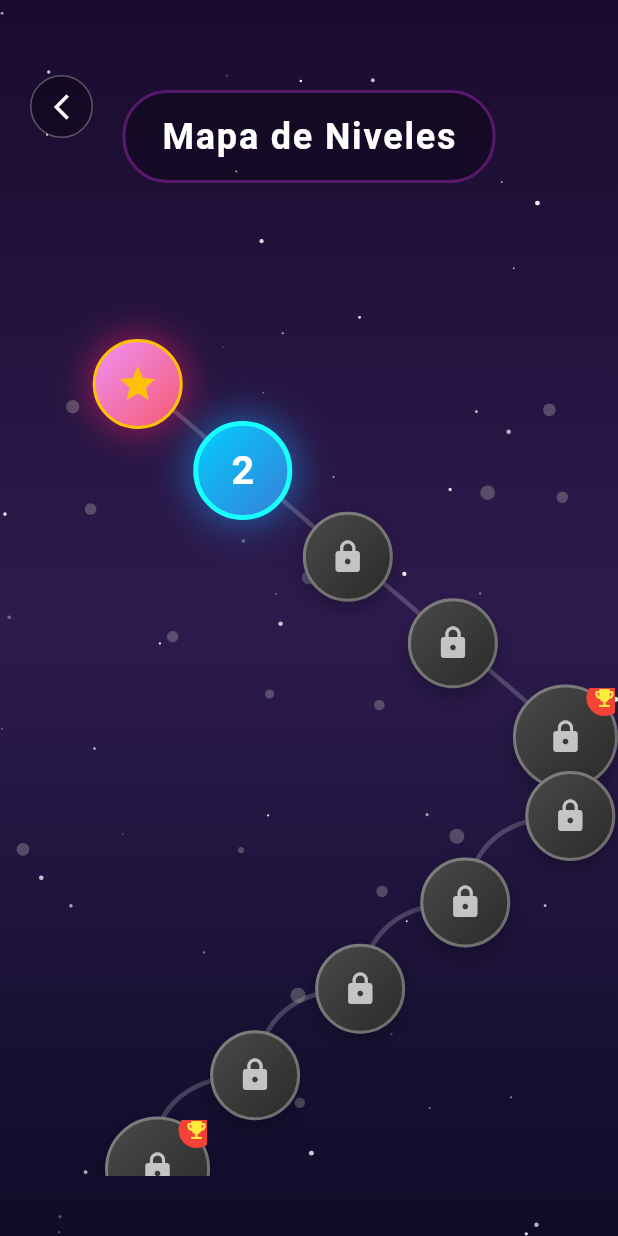
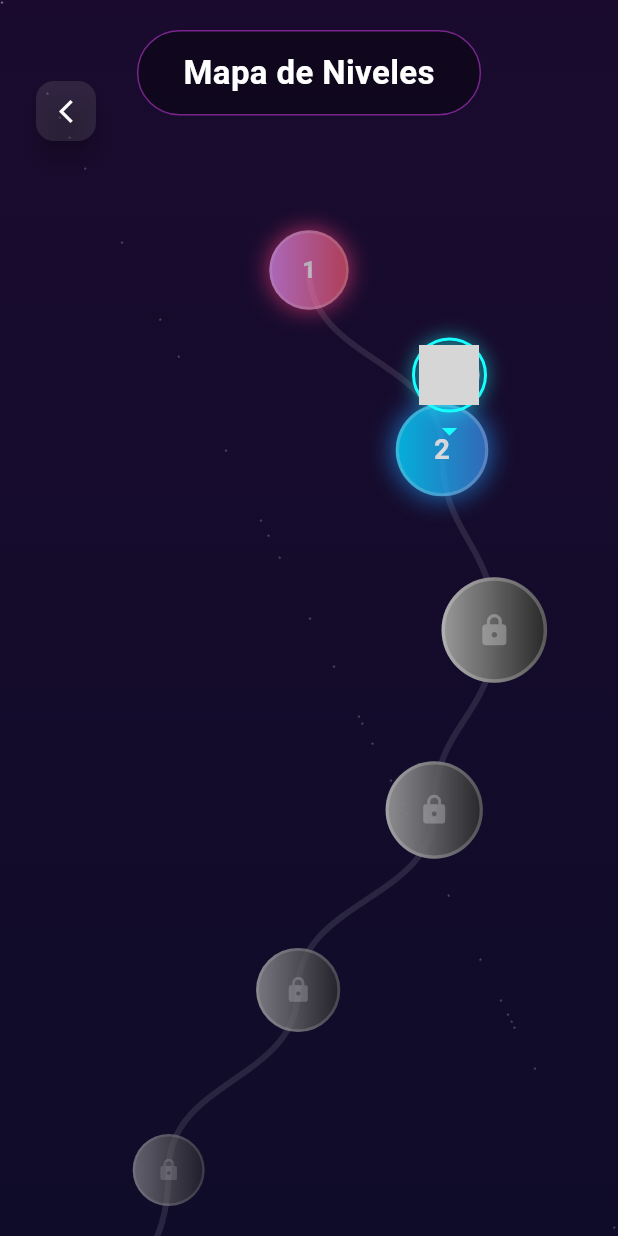
Before and after one commit to estebanMns/juego_movil, a Flutter app: the Levelmap screen opened directly, on a phone screen of 412 x 824 dp. Run offline on Flutter 3.47's test engine with Material 3 defaults, Android fonts, the phone set to English and light mode, and no system bars; our stand-ins replace get; grey boxes are pictures that could not be loaded.

Commit message:
diseño modificado de levelMap

```diff
--- a/juego_movil/lib/src/pages/LevelMap.dart
+++ b/juego_movil/lib/src/pages/LevelMap.dart
@@ -1,26 +1,24 @@
 import 'package:flutter/material.dart';
 import 'dart:math';
 
-// Modelo de datos para cada nivel
 class LevelData {
   final int id;
   final String name;
   final LevelStatus status;
-  final Offset position;
+  final double xFactor; // Posición horizontal (0.0 a 1.0)
   final bool isBossLevel;
 
   LevelData({
     required this.id,
     required this.name,
     required this.status,
-    required this.position,
+    required this.xFactor,
     this.isBossLevel = false,
   });
 }
 
 enum LevelStatus { locked, available, completed }
 
-// Widget principal del mapa de niveles
 class Levelmap extends StatefulWidget {
   const Levelmap({super.key});
 
@@ -30,50 +28,38 @@ class Levelmap extends StatefulWidget {
 
 class _LevelmapState extends State<Levelmap> with TickerProviderStateMixin {
   late List<LevelData> levels;
-  late AnimationController _animationController;
+  final ScrollController _scrollController = ScrollController();
+  double _scrollOffset = 0.0;
+  final double itemHeight = 120.0; // Espacio vertical entre niveles
 
   @override
   void initState() {
     super.initState();
-    _animationController = AnimationController(
-      vsync: this,
-      duration: const Duration(seconds: 2),
-    )..repeat();
-
     _initializeLevels();
+    _scrollController.addListener(() {
+      setState(() {
+        _scrollOffset = _scrollController.offset;
+      });
+    });
   }
 
   @override
   void dispose() {
-    _animationController.dispose();
+    _scrollController.dispose();
     super.dispose();
   }
 
   void _initializeLevels() {
     levels = List.generate(20, (index) {
       final levelNumber = index + 1;
-      // Crear patrón serpenteante (zig-zag)
-      final row = (index / 5).floor();
-      final col = index % 5;
+      // Lógica de zig-zag simplificada
+      double xPos = 0.5 + (0.3 * sin(index * 0.8));
 
-      // Calcular posición en patrón serpenteante
-      double xPos;
-      if (row.isEven) {
-        xPos = 0.15 + (col * 0.17); // Izquierda a derecha
-      } else {
-        xPos = 0.85 - (col * 0.17); // Derecha a izquierda
-      }
-
-      final yPos = 0.08 + (index * 0.048);
-
-      // Determinar estado del nivel
       LevelStatus status;
-      if (levelNumber == 1) {
+      if (levelNumber < 2) {
         status = LevelStatus.completed;
       } else if (levelNumber == 2) {
         status = LevelStatus.available;
-      } else if (levelNumber <= 5) {
-        status = LevelStatus.locked;
       } else {
         status = LevelStatus.locked;
       }
@@ -82,125 +68,73 @@ class _LevelmapState extends State<Levelmap> with TickerProviderStateMixin {
         id: levelNumber,
         name: 'Nivel $levelNumber',
         status: status,
-        position: Offset(xPos, yPos),
+        xFactor: xPos,
         isBossLevel: levelNumber % 5 == 0,
       );
     });
   }
 
-  void _onLevelTap(LevelData level) {
-    if (level.status != LevelStatus.locked) {
-      Navigator.pushNamed(
-        context,
-        '/level-detail',
-        arguments: {'levelId': level.id, 'levelName': level.name},
-      );
-    } else {
-      // Feedback visual para nivel bloqueado
-      ScaffoldMessenger.of(context).showSnackBar(
-        SnackBar(
-          content: Text('Completa el nivel anterior para desbloquear'),
-          backgroundColor: Colors.grey[800],
-          duration: const Duration(seconds: 2),
-        ),
-      );
-    }
-  }
-
   @override
   Widget build(BuildContext context) {
+    final size = MediaQuery.of(context).size;
+    final totalHeight = levels.length * itemHeight + 200;
+
     return Scaffold(
       body: Container(
         decoration: const BoxDecoration(
           gradient: LinearGradient(
             begin: Alignment.topCenter,
             end: Alignment.bottomCenter,
-            colors: [
-              Color(0xFF1a0b2e),
-              Color(0xFF2d1b4e),
-              Color(0xFF0f0c29),
-            ],
+            colors: [Color(0xFF1a0b2e), Color(0xFF0f0c29)],
           ),
         ),
         child: Stack(
           children: [
-            // Fondo de estrellas
-            _buildStarField(),
+            _buildStarField(size),
 
-            // Título
-            Positioned(
-              top: 60,
-              left: 0,
-              right: 0,
-              child: Center(
-                child: Container(
-                  padding: const EdgeInsets.symmetric(
-                    horizontal: 24,
-                    vertical: 12,
-                  ),
-                  decoration: BoxDecoration(
-                    color: Colors.black.withOpacity(0.3),
-                    borderRadius: BorderRadius.circular(30),
-                    border: Border.all(
-                      color: Colors.purple.withOpacity(0.5),
-                      width: 2,
+            // Título fijo
+            SafeArea(
+              child: Align(
+                alignment: Alignment.topCenter,
+                child: _buildHeader(),
+              ),
+            ),
+
+            // Mapa con Scroll
+            SingleChildScrollView(
+              controller: _scrollController,
+              physics: const BouncingScrollPhysics(),
+              child: SizedBox(
+                width: size.width,
+                height: totalHeight,
+                child: Stack(
+                  children: [
+                    // Línea de conexión dinámica
+                    CustomPaint(
+                      size: Size(size.width, totalHeight),
+                      painter: PathPainter(levels: levels, itemHeight: itemHeight),
                     ),
-                  ),
-                  child: const Text(
-                    'Mapa de Niveles',
-                    style: TextStyle(
-                      color: Colors.white,
-                      fontSize: 24,
-                      fontWeight: FontWeight.bold,
-                      letterSpacing: 1.2,
-                    ),
-                  ),
+
+                    // Render de niveles
+                    ...levels.asMap().entries.map((entry) {
+                      return _buildAnimatedLevel(entry.value, entry.key, size);
+                    }),
+
+                    // Icono del personaje (Yoongi)
+                    _buildPlayerAvatar(size),
+                  ],
                 ),
               ),
             ),
 
-            // Scroll de niveles
-            Positioned(
-              top: 130,
-              bottom: 40,
-              left: 0,
-              right: 0,
-              child: SingleChildScrollView(
-                physics: const BouncingScrollPhysics(),
-                child: SizedBox(
-                  height: 1200, // Altura suficiente para 20 niveles
-                  child: Stack(
-                    children: [
-                      // Línea de conexión (camino de asteroides)
-                      _buildPathConnection(),
-
-                      // Niveles
-                      ...levels.map((level) => _buildLevelNode(level)),
-                    ],
-                  ),
-                ),
-              ),
-            ),
-
-            // Botón de regreso
+            // Botón Regresar
             Positioned(
               top: 50,
               left: 20,
-              child: GestureDetector(
-                onTap: () => Navigator.pop(context),
-                child: Container(
-                  padding: const EdgeInsets.all(10),
-                  decoration: BoxDecoration(
-                    color: Colors.black.withOpacity(0.3),
-                    shape: BoxShape.circle,
-                    border: Border.all(color: Colors.white.withOpacity(0.3)),
-                  ),
-                  child: const Icon(
-                    Icons.arrow_back_ios_new,
-                    color: Colors.white,
-                    size: 20,
-                  ),
-                ),
+              child: FloatingActionButton.small(
+                backgroundColor: Colors.white10,
+                onPressed: () => Navigator.pop(context),
+                child: const Icon(Icons.arrow_back_ios_new, color: Colors.white, size: 18),
               ),
             ),
           ],
@@ -209,234 +143,164 @@ class _LevelmapState extends State<Levelmap> with TickerProviderStateMixin {
     );
   }
 
-  Widget _buildStarField() {
-    return Stack(
-      children: List.generate(50, (index) {
-        final random = Random(index);
-        return Positioned(
-          left: random.nextDouble() * MediaQuery.of(context).size.width,
-          top: random.nextDouble() * MediaQuery.of(context).size.height,
-          child: AnimatedOpacity(
-            opacity: random.nextDouble() * 0.8 + 0.2,
-            duration: Duration(
-              milliseconds: random.nextInt(2000) + 1000,
-            ),
-            child: Container(
-              width: random.nextDouble() * 3 + 1,
-              height: random.nextDouble() * 3 + 1,
-              decoration: const BoxDecoration(
-                color: Colors.white,
-                shape: BoxShape.circle,
-              ),
-            ),
-          ),
-        );
-      }),
+  Widget _buildHeader() {
+    return Container(
+      margin: const EdgeInsets.only(top: 20),
+      padding: const EdgeInsets.symmetric(horizontal: 30, vertical: 12),
+      decoration: BoxDecoration(
+        color: Colors.black38,
+        borderRadius: BorderRadius.circular(30),
+        border: Border.all(color: Colors.purpleAccent.withOpacity(0.5)),
+      ),
+      child: const Text(
+        'Mapa de Niveles',
+        style: TextStyle(color: Colors.white, fontSize: 22, fontWeight: FontWeight.bold),
+      ),
     );
   }
 
-  Widget _buildPathConnection() {
-    return CustomPaint(
-      size: Size.infinite,
-      painter: PathPainter(levels: levels),
+  Widget _buildPlayerAvatar(Size size) {
+    // Buscamos el nivel actual para poner el avatar encima
+    final currentLevelIndex = levels.indexWhere((l) => l.status == LevelStatus.available);
+    if (currentLevelIndex == -1) return const SizedBox();
+
+    final level = levels[currentLevelIndex];
+    final topPos = (currentLevelIndex * itemHeight) + 150;
+    final leftPos = level.xFactor * size.width - 25;
+
+    return AnimatedPositioned(
+      duration: const Duration(milliseconds: 500),
+      top: topPos - 45, // Un poco arriba del nivel
+      left: leftPos + 5,
+      child: Column(
+        children: [
+          Container(
+            padding: const EdgeInsets.all(3),
+            decoration: BoxDecoration(
+              shape: BoxShape.circle,
+              border: Border.all(color: Colors.cyanAccent, width: 2),
+              boxShadow: [BoxShadow(color: Colors.cyanAccent.withOpacity(0.5), blurRadius: 10)],
+            ),
+            child: const CircleAvatar(
+              radius: 20,
+              // IMAGEN DE YOONGI AQUÍ
+              backgroundImage: AssetImage('assets/image/yoongi.jpg'),
+            ),
+          ),
+          const Icon(Icons.arrow_drop_down, color: Colors.cyanAccent),
+        ],
+      ),
     );
   }
 
-  Widget _buildLevelNode(LevelData level) {
+  Widget _buildAnimatedLevel(LevelData level, int index, Size size) {
+    final topPosition = (index * itemHeight) + 150;
+
+    // Lógica de animación al hacer scroll
+    final distanceToCenter = (topPosition - _scrollOffset - size.height / 2).abs();
+    final scale = (1.2 - (distanceToCenter / size.height)).clamp(0.8, 1.2);
+    final opacity = (1.0 - (distanceToCenter / size.height)).clamp(0.4, 1.0);
+
     return Positioned(
-      left: level.position.dx * MediaQuery.of(context).size.width,
-      top: level.position.dy * 1200,
-      child: GestureDetector(
-        onTap: () => _onLevelTap(level),
-        child: AnimatedScale(
-          scale: level.status == LevelStatus.available ? 1.1 : 1.0,
-          duration: const Duration(milliseconds: 200),
-          child: _buildLevelWidget(level),
+      top: topPosition,
+      left: level.xFactor * size.width - 30,
+      child: Opacity(
+        opacity: opacity,
+        child: Transform.scale(
+          scale: scale,
+          child: _buildLevelNode(level),
         ),
       ),
     );
   }
 
-  Widget _buildLevelWidget(LevelData level) {
-    final size = level.isBossLevel ? 70.0 : 60.0;
-
-    return Container(
-      width: size,
-      height: size,
-      decoration: BoxDecoration(
-        shape: BoxShape.circle,
-        gradient: _getLevelGradient(level),
-        boxShadow: _getLevelShadow(level),
-        border: Border.all(
-          color: _getLevelBorderColor(level),
-          width: level.status == LevelStatus.available ? 3 : 2,
+  Widget _buildLevelNode(LevelData level) {
+    return GestureDetector(
+      onTap: () {
+        if (level.status != LevelStatus.locked) {
+          print("Nivel ${level.id} seleccionado");
+        }
+      },
+      child: Container(
+        width: 60,
+        height: 60,
+        decoration: BoxDecoration(
+          shape: BoxShape.circle,
+          gradient: _getGradient(level.status),
+          boxShadow: [
+            if (level.status != LevelStatus.locked)
+              BoxShadow(
+                color: level.status == LevelStatus.available ? Colors.blue : Colors.pinkAccent,
+                blurRadius: 15,
+              )
+          ],
+          border: Border.all(color: Colors.white24, width: 2),
         ),
-      ),
-      child: Stack(
-        alignment: Alignment.center,
-        children: [
-          // Icono o número
-          if (level.status == LevelStatus.locked)
-            const Icon(Icons.lock, color: Colors.white70, size: 24)
-          else if (level.status == LevelStatus.completed)
-            const Icon(Icons.star, color: Colors.amber, size: 28)
-          else
-            Text(
-              '${level.id}',
-              style: const TextStyle(
-                color: Colors.white,
-                fontSize: 24,
-                fontWeight: FontWeight.bold,
-              ),
-            ),
-
-          // Indicador de nivel jefe
-          if (level.isBossLevel)
-            Positioned(
-              top: -5,
-              right: -5,
-              child: Container(
-                padding: const EdgeInsets.all(4),
-                decoration: const BoxDecoration(
-                  color: Colors.red,
-                  shape: BoxShape.circle,
+        child: Center(
+          child: level.status == LevelStatus.locked
+              ? const Icon(Icons.lock, color: Colors.white30, size: 20)
+              : Text(
+                  '${level.id}',
+                  style: const TextStyle(color: Colors.white, fontWeight: FontWeight.bold, fontSize: 18),
                 ),
-                child: const Icon(
-                  Icons.emoji_events,
-                  color: Colors.yellow,
-                  size: 16,
-                ),
-              ),
-            ),
-        ],
+        ),
       ),
     );
   }
 
-  Gradient _getLevelGradient(LevelData level) {
-    switch (level.status) {
-      case LevelStatus.locked:
-        return const LinearGradient(
-          colors: [Color(0xFF4a4a4a), Color(0xFF2a2a2a)],
-          begin: Alignment.topLeft,
-          end: Alignment.bottomRight,
-        );
-      case LevelStatus.available:
-        return const LinearGradient(
-          colors: [Color(0xFF00d2ff), Color(0xFF3a7bd5)],
-          begin: Alignment.topLeft,
-          end: Alignment.bottomRight,
-        );
-      case LevelStatus.completed:
-        return const LinearGradient(
-          colors: [Color(0xFFf093fb), Color(0xFFf5576c)],
-          begin: Alignment.topLeft,
-          end: Alignment.bottomRight,
-        );
+  Gradient _getGradient(LevelStatus status) {
+    if (status == LevelStatus.locked) {
+      return const LinearGradient(colors: [Colors.grey, Color(0xFF2A2A2A)]);
     }
+    if (status == LevelStatus.available) {
+      return const LinearGradient(colors: [Color(0xFF00D2FF), Color(0xFF3A7BD5)]);
+    }
+    return const LinearGradient(colors: [Color(0xFFF093FB), Color(0xFFF5576C)]);
   }
 
-  List<BoxShadow> _getLevelShadow(LevelData level) {
-    if (level.status == LevelStatus.locked) {
-      return [
-        BoxShadow(
-          color: Colors.black.withOpacity(0.3),
-          blurRadius: 10,
-          offset: const Offset(0, 5),
-        ),
-      ];
-    } else if (level.status == LevelStatus.available) {
-      return [
-        BoxShadow(
-          color: Colors.blue.withOpacity(0.6),
-          blurRadius: 20,
-          spreadRadius: 2,
-        ),
-      ];
-    } else {
-      return [
-        BoxShadow(
-          color: Colors.pink.withOpacity(0.6),
-          blurRadius: 20,
-          spreadRadius: 2,
-        ),
-      ];
-    }
-  }
-
-  Color _getLevelBorderColor(LevelData level) {
-    switch (level.status) {
-      case LevelStatus.locked:
-        return Colors.white30;
-      case LevelStatus.available:
-        return Colors.cyanAccent;
-      case LevelStatus.completed:
-        return Colors.amber;
-    }
+  Widget _buildStarField(Size size) {
+    return Stack(
+      children: List.generate(30, (i) => Positioned(
+        top: Random(i).nextDouble() * size.height,
+        left: Random(i).nextDouble() * size.width,
+        child: const Icon(Icons.star, size: 2, color: Colors.white24),
+      )),
+    );
   }
 }
 
-// Pintor personalizado para la línea de conexión entre niveles
 class PathPainter extends CustomPainter {
   final List<LevelData> levels;
+  final double itemHeight;
 
-  PathPainter({required this.levels});
+  PathPainter({required this.levels, required this.itemHeight});
 
   @override
   void paint(Canvas canvas, Size size) {
     final paint = Paint()
-      ..color = Colors.white.withOpacity(0.2)
-      ..strokeWidth = 3
+      ..color = Colors.white10
       ..style = PaintingStyle.stroke
+      ..strokeWidth = 4.0
       ..strokeCap = StrokeCap.round;
 
     final path = Path();
+    if (levels.isEmpty) return;
 
-    if (levels.isNotEmpty) {
-      final firstLevel = levels.first;
-      path.moveTo(
-        firstLevel.position.dx * size.width + 30,
-        firstLevel.position.dy * 1200 + 30,
+    for (int i = 0; i < levels.length - 1; i++) {
+      final p1 = Offset(levels[i].xFactor * size.width, (i * itemHeight) + 180);
+      final p2 = Offset(levels[i+1].xFactor * size.width, ((i + 1) * itemHeight) + 180);
+
+      path.moveTo(p1.dx, p1.dy);
+      // Curva suave entre niveles
+      path.cubicTo(
+        p1.dx, p1.dy + itemHeight / 2,
+        p2.dx, p2.dy - itemHeight / 2,
+        p2.dx, p2.dy,
       );
-
-      for (int i = 1; i < levels.length; i++) {
-        final level = levels[i];
-        final prevLevel = levels[i - 1];
-
-        // Crear curva suave entre niveles
-        final midX = (prevLevel.position.dx + level.position.dx) * size.width / 2;
-        final midY = (prevLevel.position.dy + level.position.dy) * 1200 / 2;
-
-        path.quadraticBezierTo(
-          midX,
-          prevLevel.position.dy * 1200 + 30,
-          level.position.dx * size.width + 30,
-          level.position.dy * 1200 + 30,
-        );
-      }
     }
-
     canvas.drawPath(path, paint);
-
-    // Dibujar asteroides pequeños en el camino
-    _drawAsteroids(canvas, size);
-  }
-
-  void _drawAsteroids(Canvas canvas, Size size) {
-    final random = Random(42);
-    final asteroidPaint = Paint()
-      ..color = Colors.grey.withOpacity(0.4)
-      ..style = PaintingStyle.fill;
-
-    for (int i = 0; i < 30; i++) {
-      final x = random.nextDouble() * size.width;
-      final y = random.nextDouble() * size.height;
-      final radius = random.nextDouble() * 4 + 2;
-
-      canvas.drawCircle(Offset(x, y), radius, asteroidPaint);
-    }
   }
 
   @override
-  bool shouldRepaint(covariant CustomPainter oldDelegate) => false;
+  bool shouldRepaint(PathPainter oldDelegate) => false;
 }
```
